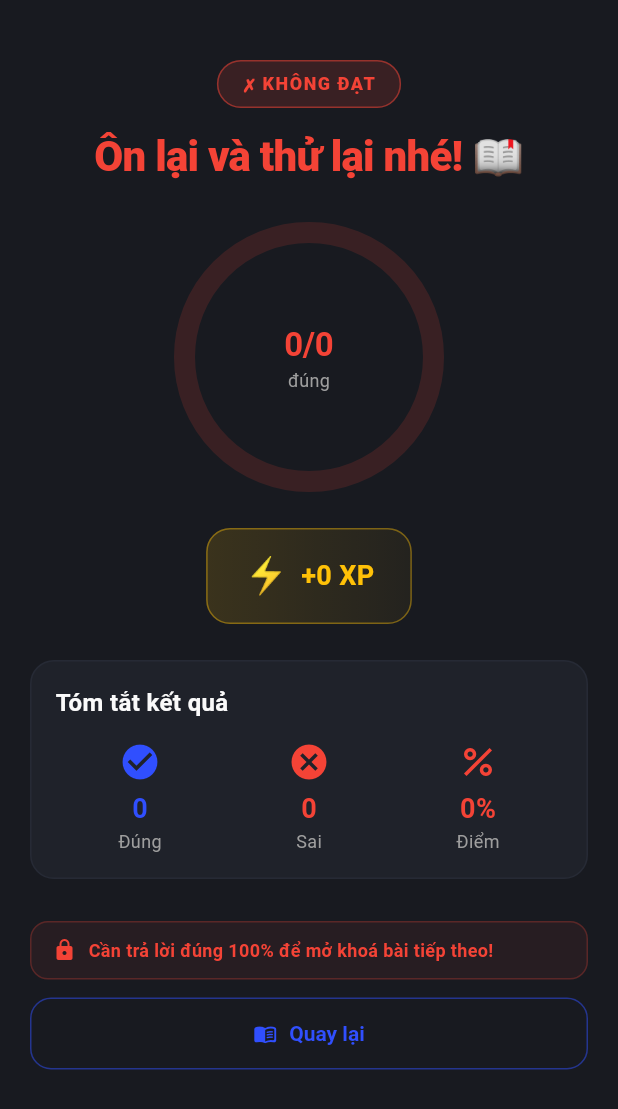
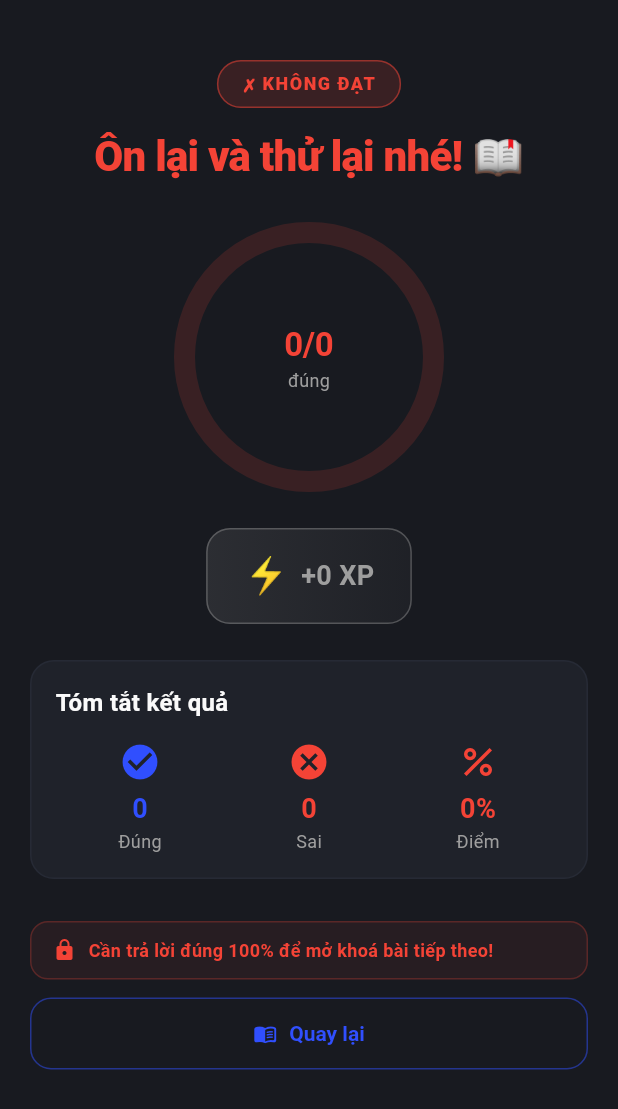
Before and after one commit to doanhdd0210/datn-doanhdd, a Flutter app: the QuizResultScreen screen opened directly with empty values, on a phone screen of 412 x 824 dp. Shown: the top 1109 px of the screen. Run offline on Flutter 3.47's test engine with Material 3 defaults, Android fonts, the phone set to English and light mode, and no system bars; drawn by our look-alikes of percent_indicator; our stand-ins replace cached_network_image, confetti, firebase_auth, firebase_core, firebase_messaging, fl_chart and 4 more; missing offline and left inert: flutter_code_editor, highlight; accounts and stored records are empty; generated files the repository leaves out were written again; network calls fail; Roboto replaces fonts that are missing (Nunito).

Commit message:
Show preview XP when not perfect; green progress bar when topic done
Co-Authored-By: Claude Sonnet 4.6 <noreply@anthropic.com>

```diff
--- a/mobile/lib/screens/home/lessons_screen.dart
+++ b/mobile/lib/screens/home/lessons_screen.dart
@@ -233,8 +233,9 @@ class _LessonsScreenState extends State<LessonsScreen> {
                               child: LinearProgressIndicator(
                                 value: pct,
                                 backgroundColor: Colors.white.withValues(alpha: 0.25),
-                                valueColor:
-                                    const AlwaysStoppedAnimation(Colors.white),
+                                valueColor: AlwaysStoppedAnimation(
+                                  done == total ? Colors.greenAccent : Colors.white,
+                                ),
                                 minHeight: 6,
                               ),
                             ),
--- a/mobile/lib/screens/quiz/quiz_result_screen.dart
+++ b/mobile/lib/screens/quiz/quiz_result_screen.dart
@@ -47,7 +47,12 @@ class _QuizResultScreenState extends State<QuizResultScreen>
       vsync: this,
       duration: const Duration(milliseconds: 1200),
     );
-    _xpAnimation = IntTween(begin: 0, end: widget.result.xpEarned).animate(
+    final total = widget.result.totalQuestions;
+    final correct = widget.result.correctAnswers;
+    final displayXp = widget.result.xpEarned > 0
+        ? widget.result.xpEarned
+        : (total > 0 ? (correct / total * widget.xpReward).round() : 0);
+    _xpAnimation = IntTween(begin: 0, end: displayXp).animate(
       CurvedAnimation(parent: _xpController, curve: Curves.easeOut),
     );
 
@@ -153,30 +158,43 @@ class _QuizResultScreenState extends State<QuizResultScreen>
                     ),
                   ),
                   const SizedBox(height: 24),
-                  // XP earned
+                  // XP earned / preview
                   AnimatedBuilder(
                     animation: _xpAnimation,
                     builder: (context, _) {
-                      return Container(
+                      final isPreview = widget.result.xpEarned == 0;
+                      final color = isPreview ? Colors.grey : AppColors.xpGold;
+                      return Column(
+                        children: [
+                          Container(
                             padding: const EdgeInsets.symmetric(horizontal: 24, vertical: 14),
                             decoration: BoxDecoration(
                               gradient: LinearGradient(
-                            colors: [AppColors.xpGold.withValues(alpha: 0.15), AppColors.xpGold.withValues(alpha: 0.05)],
+                                colors: [color.withValues(alpha: 0.15), color.withValues(alpha: 0.05)],
                               ),
                               borderRadius: BorderRadius.circular(16),
-                          border: Border.all(color: AppColors.xpGold.withValues(alpha: 0.4)),
+                              border: Border.all(color: color.withValues(alpha: 0.4)),
                             ),
                             child: Row(
                               mainAxisSize: MainAxisSize.min,
                               children: [
-                            const Text('⚡', style: TextStyle(fontSize: 24)),
+                                Text('⚡', style: TextStyle(fontSize: 24, color: isPreview ? Colors.grey : null)),
                                 const SizedBox(width: 8),
                                 Text(
                                   '+${_xpAnimation.value} XP',
-                              style: AppTextStyles.heading3.copyWith(color: AppColors.xpGold),
+                                  style: AppTextStyles.heading3.copyWith(color: color),
                                 ),
                               ],
                             ),
+                          ),
+                          if (isPreview && _xpAnimation.value > 0) ...[
+                            const SizedBox(height: 6),
+                            Text(
+                              'Đúng hết để nhận XP này!',
+                              style: AppTextStyles.bodySmall.copyWith(color: Colors.grey),
+                            ),
+                          ],
+                        ],
                       );
                     },
                   ),
```
Lines whose indentation alone changed are shown as unchanged.
